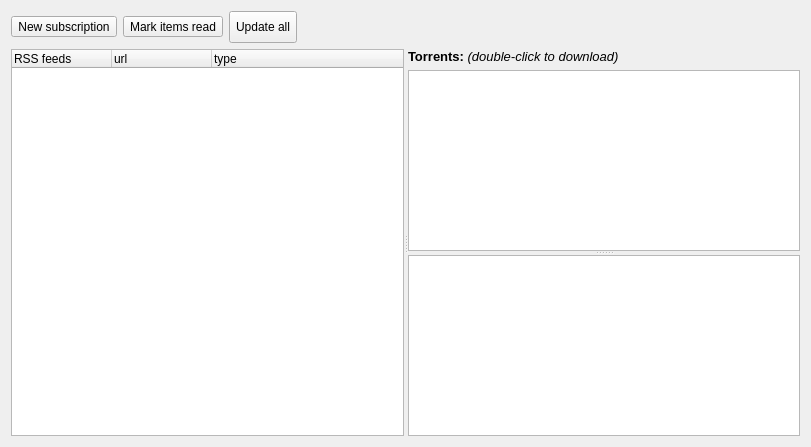
Before: the Qt Designer form src/rss.ui in SysAdminDoc/qBittorrent-Vanced, drawn with Qt 5.
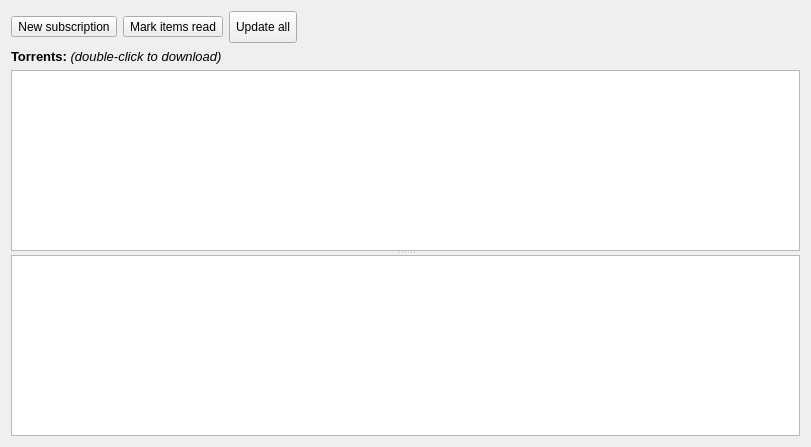
After: the same form once the commit is applied. Icons and pictures are not drawn.

Commit message: - Started to implement drag n drop in feed list but it is still very buggy

```diff
--- a/src/rss.ui
+++ b/src/rss.ui
@@ -93,32 +93,6 @@
      <property name="orientation">
       <enum>Qt::Horizontal</enum>
      </property>
-     <widget class="QTreeWidget" name="listStreams">
-      <property name="contextMenuPolicy">
-       <enum>Qt::CustomContextMenu</enum>
-      </property>
-      <property name="selectionMode">
-       <enum>QAbstractItemView::ExtendedSelection</enum>
-      </property>
-      <property name="columnCount">
-       <number>3</number>
-      </property>
-      <column>
-       <property name="text">
-        <string>RSS feeds</string>
-       </property>
-      </column>
-      <column>
-       <property name="text">
-        <string>url</string>
-       </property>
-      </column>
-      <column>
-       <property name="text">
-        <string>type</string>
-       </property>
-      </column>
-     </widget>
      <widget class="QWidget" name="layoutWidget">
       <layout class="QVBoxLayout" name="verticalLayout">
        <item>
@@ -274,13 +248,6 @@
    </property>
   </action>
  </widget>
- <customwidgets>
-  <customwidget>
-   <class>QWebView</class>
-   <extends>QWidget</extends>
-   <header>QtWebKit/QWebView</header>
-  </customwidget>
- </customwidgets>
  <resources>
   <include location="icons.qrc"/>
  </resources>
```
Left out of the diff: 3 changed lines with no effect on the pictures. The commit also changes 6 other files.
